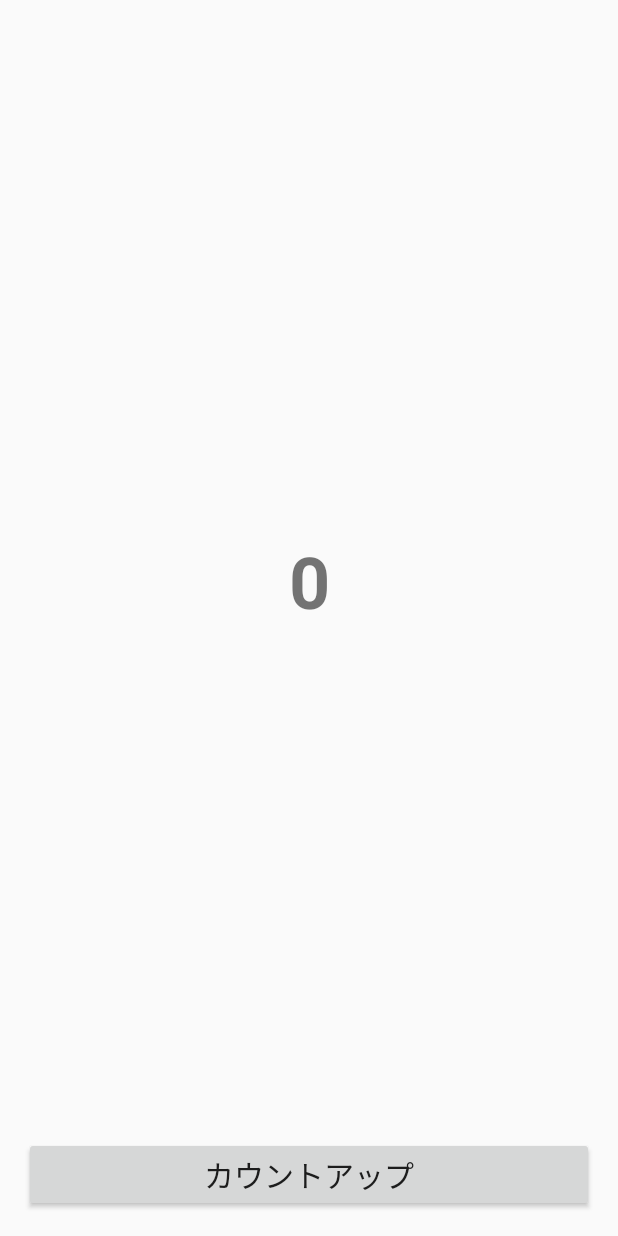
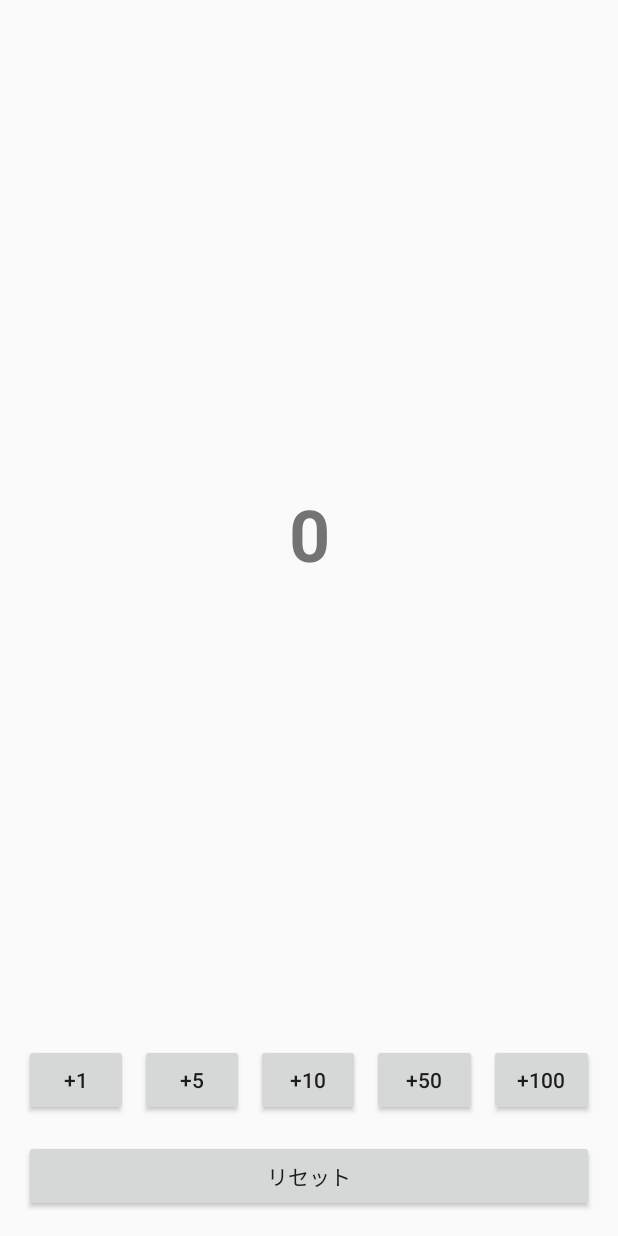
Before and after one commit to airosB/CoinCounter, an Android app built with Jetpack Compose: the layout activity_main.xml on its own in the app's theme, with its tools: preview values and no code run, on a phone screen of 412 x 824 dp. Run offline under Robolectric (Android 15) with nearby library versions, the phone set to English and light mode, and no system bars.

Commit message:
カウント単位を追加

```diff
--- a/app/src/main/java/com/example/unitcounter/MainActivity.kt
+++ b/app/src/main/java/com/example/unitcounter/MainActivity.kt
@@ -18,11 +18,23 @@ class MainActivity : AppCompatActivity() {
         // 初期カウントの表示
         updateCountDisplay()
 
-        // カウントアップボタンの処理
-        binding.buttonIncrement.setOnClickListener {
-            count++
-            updateCountDisplay()
-        }
+        // 各ボタンのクリックリスナーを設定
+        binding.buttonIncrement.setOnClickListener { incrementCount(1) }
+        binding.buttonIncrement5.setOnClickListener { incrementCount(5) }
+        binding.buttonIncrement10.setOnClickListener { incrementCount(10) }
+        binding.buttonIncrement50.setOnClickListener { incrementCount(50) }
+        binding.buttonIncrement100.setOnClickListener { incrementCount(100) }
+        binding.buttonReset.setOnClickListener { resetCount() }
+    }
+
+    private fun incrementCount(value: Int) {
+        count += value
+        updateCountDisplay()
+    }
+
+    private fun resetCount() {
+        count = 0
+        updateCountDisplay()
     }
 
     private fun updateCountDisplay() {
--- a/app/src/main/res/layout/activity_main.xml
+++ b/app/src/main/res/layout/activity_main.xml
@@ -18,12 +18,64 @@
             android:textSize="48sp"
             android:textStyle="bold" />
 
-        <!-- カウントアップボタン -->
-        <Button
-            android:id="@+id/buttonIncrement"
+        <!-- ボタンエリア -->
+        <LinearLayout
             android:layout_width="match_parent"
             android:layout_height="wrap_content"
-            android:text="カウントアップ"
-            android:textSize="20sp" />
+            android:orientation="horizontal"
+            android:gravity="center">
+
+            <!-- +1 ボタン -->
+            <Button
+                android:id="@+id/buttonIncrement"
+                android:layout_width="0dp"
+                android:layout_height="wrap_content"
+                android:layout_weight="1"
+                android:text="+1" />
+
+            <!-- +5 ボタン -->
+            <Button
+                android:id="@+id/buttonIncrement5"
+                android:layout_width="0dp"
+                android:layout_height="wrap_content"
+                android:layout_weight="1"
+                android:layout_marginStart="8dp"
+                android:text="+5" />
+
+            <!-- +10 ボタン -->
+            <Button
+                android:id="@+id/buttonIncrement10"
+                android:layout_width="0dp"
+                android:layout_height="wrap_content"
+                android:layout_weight="1"
+                android:layout_marginStart="8dp"
+                android:text="+10" />
+
+            <!-- +50 ボタン -->
+            <Button
+                android:id="@+id/buttonIncrement50"
+                android:layout_width="0dp"
+                android:layout_height="wrap_content"
+                android:layout_weight="1"
+                android:layout_marginStart="8dp"
+                android:text="+50" />
+
+            <!-- +100 ボタン -->
+            <Button
+                android:id="@+id/buttonIncrement100"
+                android:layout_width="0dp"
+                android:layout_height="wrap_content"
+                android:layout_weight="1"
+                android:layout_marginStart="8dp"
+                android:text="+100" />
+        </LinearLayout>
+
+        <!-- リセットボタン -->
+        <Button
+            android:id="@+id/buttonReset"
+            android:layout_width="match_parent"
+            android:layout_height="wrap_content"
+            android:layout_marginTop="16dp"
+            android:text="リセット" />
     </LinearLayout>
 </layout>
```
